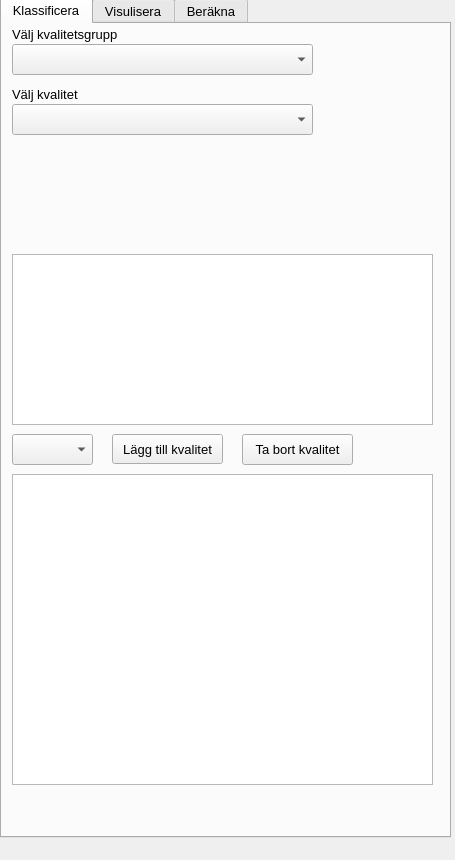
Above: ui/qgyf_dockwidget_base.ui from co-city/QGYF before the change. Below: the same form after it.
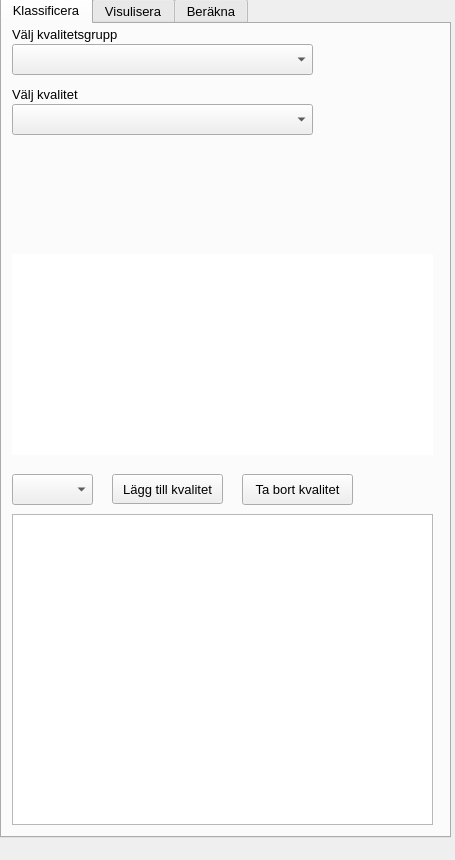
That is the form after the change. Icons and pictures are not drawn. Custom widgets are drawn as their Qt base class.

Diff of the .ui file:
```diff
--- a/ui/qgyf_dockwidget_base.ui
+++ b/ui/qgyf_dockwidget_base.ui
@@ -109,7 +109,7 @@
       <property name="geometry">
        <rect>
         <x>110</x>
-        <y>410</y>
+        <y>450</y>
         <width>111</width>
         <height>30</height>
        </rect>
@@ -150,23 +150,32 @@
         <x>10</x>
         <y>230</y>
         <width>421</width>
-        <height>171</height>
+        <height>201</height>
        </rect>
       </property>
       <property name="font">
        <font>
-        <pointsize>9</pointsize>
+        <pointsize>10</pointsize>
        </font>
       </property>
+      <property name="frameShape">
+       <enum>QFrame::NoFrame</enum>
+      </property>
+      <property name="frameShadow">
+       <enum>QFrame::Raised</enum>
+      </property>
       <property name="lineWidth">
        <number>0</number>
       </property>
+      <property name="horizontalScrollBarPolicy">
+       <enum>Qt::ScrollBarAlwaysOff</enum>
+      </property>
      </widget>
      <widget class="QLabel" name="label_5">
       <property name="geometry">
        <rect>
         <x>10</x>
-        <y>120</y>
+        <y>130</y>
         <width>411</width>
         <height>91</height>
        </rect>
@@ -218,7 +227,7 @@
       <property name="geometry">
        <rect>
         <x>10</x>
-        <y>410</y>
+        <y>450</y>
         <width>81</width>
         <height>31</height>
        </rect>
@@ -228,7 +237,7 @@
       <property name="geometry">
        <rect>
         <x>10</x>
-        <y>450</y>
+        <y>490</y>
         <width>421</width>
         <height>311</height>
        </rect>
@@ -295,7 +304,7 @@
       <property name="geometry">
        <rect>
         <x>240</x>
-        <y>410</y>
+        <y>450</y>
         <width>111</width>
         <height>31</height>
        </rect>
```
